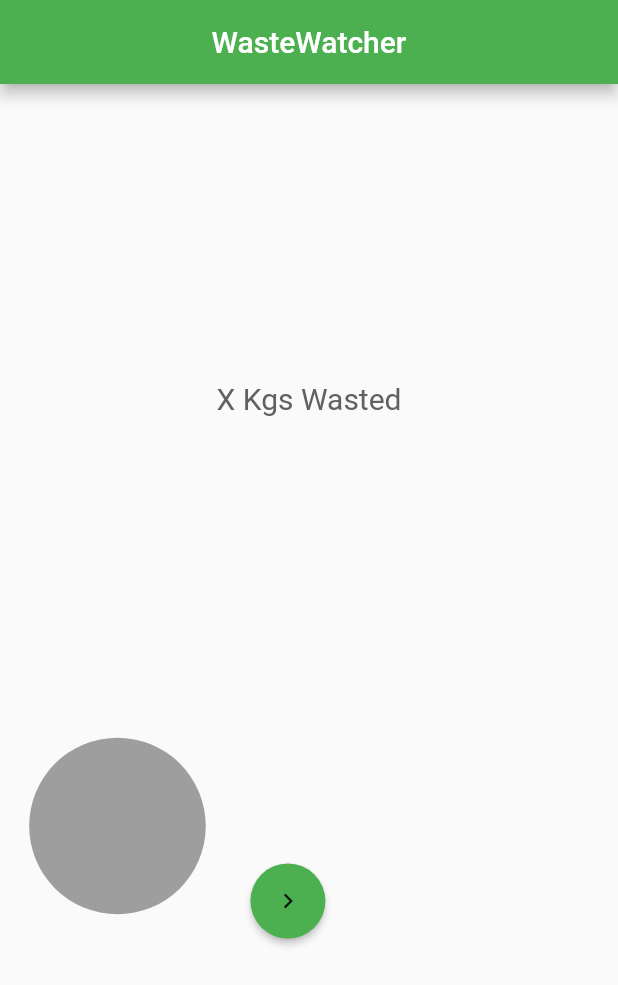
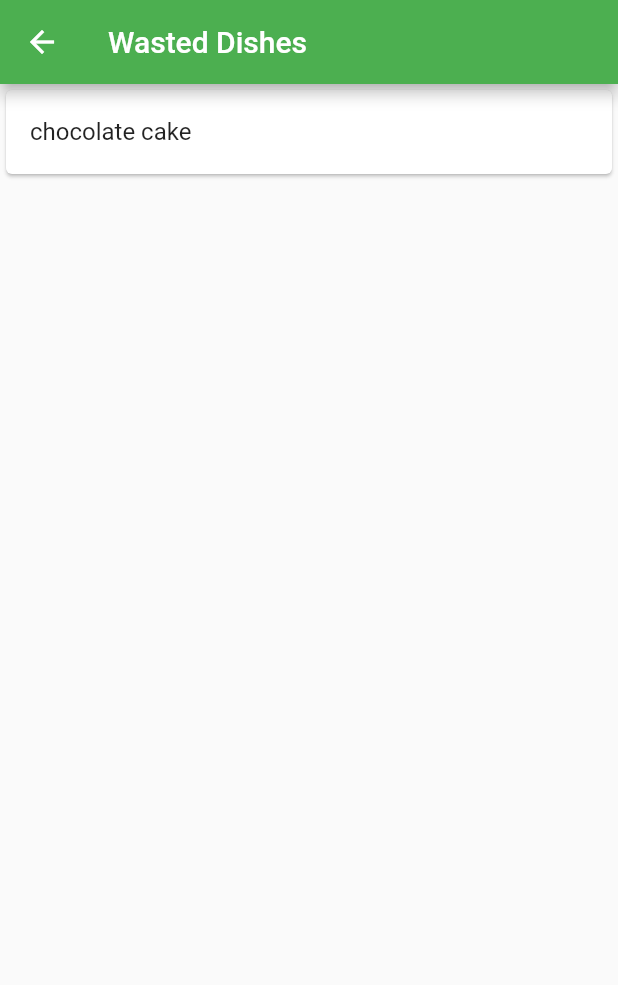
Before and after one commit to The-Frontend/WasteWatcher-OakCodefest-21, a Flutter app: the screen it shows after launch, after a tap on the "keyboard arrow right" icon, on a phone screen of 412 x 824 dp. Shown: the top 985 px of the screen. Run offline on Flutter 3.47's test engine with Material 2 defaults, Android fonts, the phone set to English and light mode, and no system bars; drawn by our look-alikes of pie_chart; our stand-ins replace flutter_riverpod.

Commit message:
added dish list screen with listview

```diff
--- /dev/null
+++ b/wastewatcher/lib/constants/routes.dart
@@ -0,0 +1 @@
+const String dishListScreenRoute = '/dish-list';
--- a/wastewatcher/lib/main.dart
+++ b/wastewatcher/lib/main.dart
@@ -1,5 +1,7 @@
 import 'package:flutter/material.dart';
-import 'package:flutter_riverpod/flutter_riverpod.dart';
+import 'package:flutter/services.dart';
+import 'package:flutter_riverpod/all.dart';
+import 'package:wastewatcher/router.dart' as _router;
 import 'package:wastewatcher/screens/HomePage/homePage.dart';
 
 void main() {
@@ -13,8 +15,13 @@ void main() {
 class RootWidget extends StatelessWidget {
   @override
   Widget build(BuildContext context) {
+    SystemChrome.setPreferredOrientations([
+      DeviceOrientation.portraitUp,
+    ]);
     return MaterialApp(
+      debugShowCheckedModeBanner: false,
       home: HomePage(),
+      onGenerateRoute: _router.generateRoute,
     );
   }
 }
--- /dev/null
+++ b/wastewatcher/lib/router.dart
@@ -0,0 +1,15 @@
+import 'package:flutter/cupertino.dart';
+import 'package:flutter/material.dart';
+import 'package:wastewatcher/constants/routes.dart' as _routes;
+import 'package:wastewatcher/screens/DishListScreen/dishListScreen.dart';
+
+Route<dynamic> generateRoute(RouteSettings settings) {
+  switch (settings.name) {
+    case _routes.dishListScreenRoute:
+      return MaterialPageRoute(
+        builder: (context) => DishListScreen(),
+      );
+    default:
+      return null;
+  }
+}
--- /dev/null
+++ b/wastewatcher/lib/screens/DishListScreen/dishListScreen.dart
@@ -0,0 +1,51 @@
+import 'package:flutter_riverpod/all.dart';
+import 'package:flutter/material.dart';
+import 'package:wastewatcher/constants/colors.dart';
+import 'package:wastewatcher/shared/dishesProvider.dart';
+
+class DishListScreen extends ConsumerWidget {
+  dynamic _refreshDishes(BuildContext context) {
+    return context.refresh(dishesFutureProvider);
+  }
+
+  @override
+  Widget build(BuildContext context, ScopedReader watch) {
+    return Scaffold(
+      appBar: AppBar(
+        title: Text(
+          'Wasted Dishes',
+        ),
+        backgroundColor: appBarColor,
+      ),
+      body: watch(dishesFutureProvider).when<Widget>(
+        data: (dishes) {
+          return RefreshIndicator(
+            child: Center(
+              child: ListView.builder(
+                itemCount: dishes.length,
+                itemBuilder: (context, index) {
+                  return Card(
+                    child: ListTile(
+                      title: Text(
+                        dishes[index].name,
+                      ),
+                    ),
+                  );
+                },
+              ),
+            ),
+            onRefresh: () => _refreshDishes(context),
+          );
+        },
+        loading: () => Center(
+          child: CircularProgressIndicator(),
+        ),
+        error: (error, stackTrace) {
+          return Text(
+            error.toString(),
+          );
+        },
+      ),
+    );
+  }
+}
--- a/wastewatcher/lib/screens/HomePage/homePage.dart
+++ b/wastewatcher/lib/screens/HomePage/homePage.dart
@@ -4,14 +4,18 @@ import 'package:flutter/material.dart';
 import 'package:flutter_riverpod/all.dart';
 import 'package:pie_chart/pie_chart.dart';
 import 'package:wastewatcher/constants/colors.dart';
+import 'package:wastewatcher/constants/routes.dart' as _routes;
 import 'package:wastewatcher/shared/dishesProvider.dart';
 import 'package:wastewatcher/utilities.dart';
 
 class HomePage extends ConsumerWidget {
+  Future<void> _navigateToDishListScreen(BuildContext context) async {
+    await Navigator.pushNamed(context, _routes.dishListScreenRoute);
+  }
+
   @override
   Widget build(BuildContext context, ScopedReader watch) {
     Size screenSize = MediaQuery.of(context).size;
-    // print('width is: ${screenSize.width} and height is: ${screenSize.height}');
     return Scaffold(
       appBar: AppBar(
         backgroundColor: appBarColor,
@@ -33,29 +37,19 @@ class HomePage extends ConsumerWidget {
                   fontSize: 20.0,
                 ),
               ),
-              Row(
-                children: <Widget>[
               PieChart(
-                    chartRadius: screenSize.width / 3.5,
+                chartRadius: screenSize.width / 1.8,
                 dataMap: getIngredientsMapFromDishes(dishes),
                 chartLegendSpacing: screenSize.width / 36,
                 legendOptions: LegendOptions(
-                      legendPosition: LegendPosition.left,
+                  legendPosition: LegendPosition.top,
                 ),
                 chartValuesOptions: ChartValuesOptions(
                   showChartValuesInPercentage: true,
                 ),
               ),
-                  SizedBox(
-                    width: screenSize.width / 148,
-                  ),
-                  Column(
-                    children: <Widget>[
-                      SizedBox(
-                        height: 100.0,
-                      ),
               MaterialButton(
-                        onPressed: () {},
+                onPressed: () => _navigateToDishListScreen(context),
                 elevation: 2.0,
                 color: appBarColor,
                 child: Icon(
@@ -66,10 +60,6 @@ class HomePage extends ConsumerWidget {
                   15.0,
                 ),
                 shape: CircleBorder(),
-                      ),
-                    ],
-                  ),
-                ],
               ),
             ],
           );
```
Lines whose indentation alone changed are shown as unchanged.
